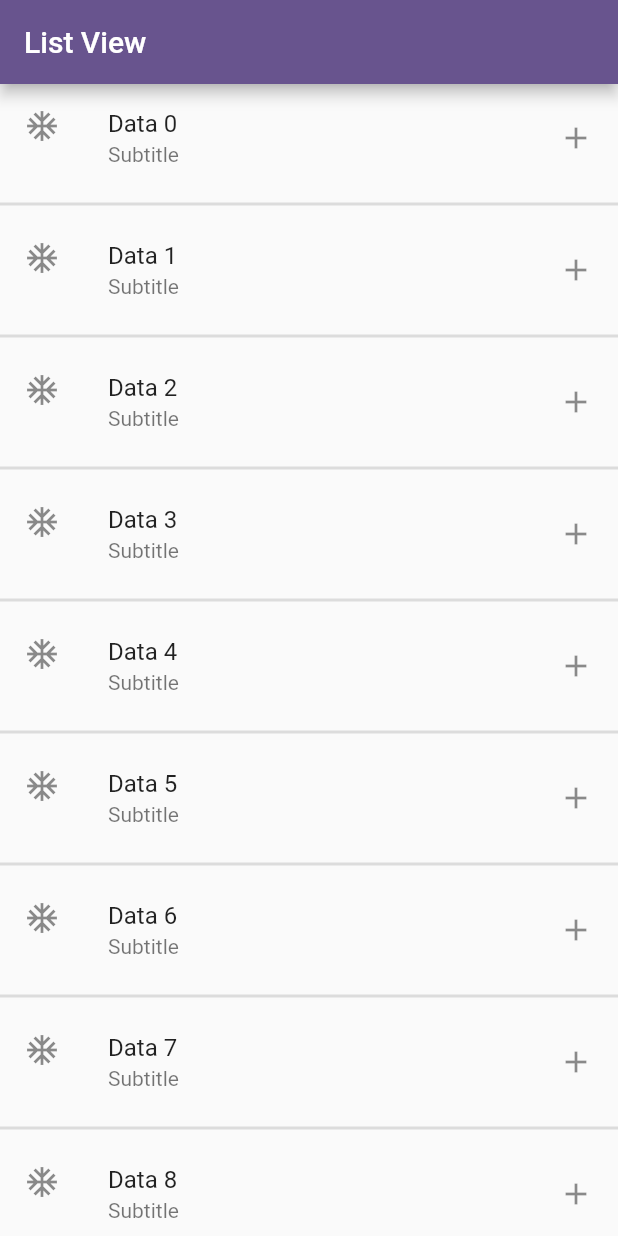
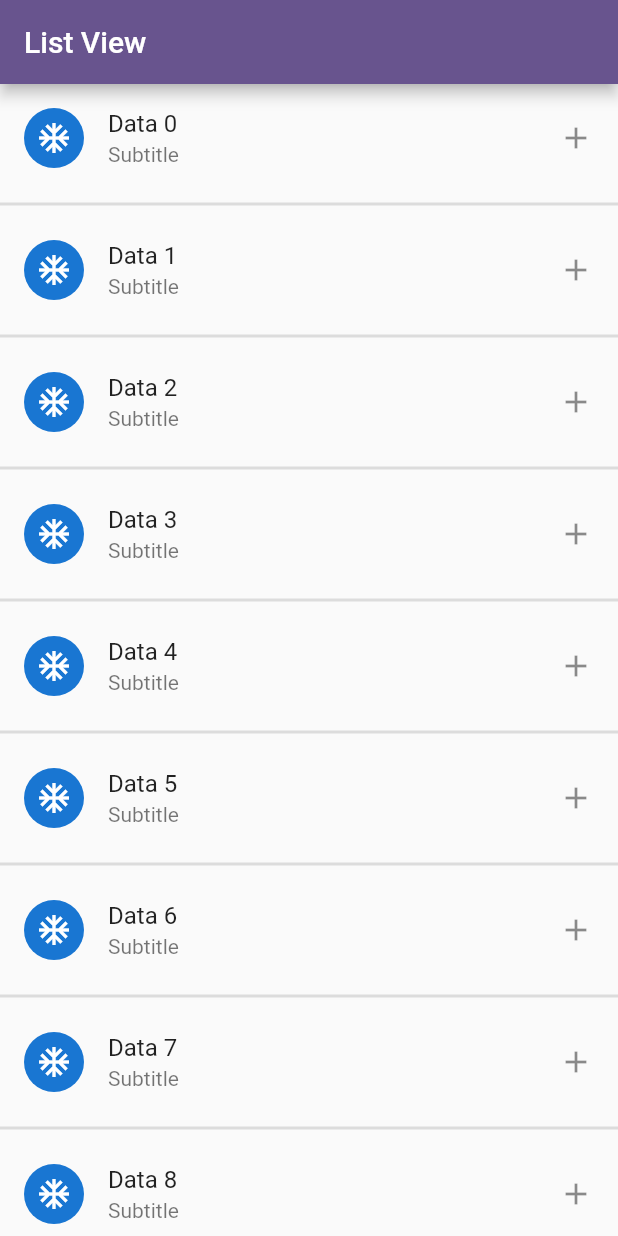
Before and after one commit to shamsshykh/learnflutter, a Flutter app: the screen it shows after launch, on a phone screen of 412 x 824 dp. Run offline on Flutter 3.47's test engine with Material 3 defaults, Android fonts, the phone set to English and light mode, and no system bars; our stand-ins replace fluttertoast, permission_handler.

```diff
--- a/lib/screen/ListViewWidget.dart
+++ b/lib/screen/ListViewWidget.dart
@@ -93,7 +93,9 @@ class ListItemWithListTile extends StatelessWidget {
   @override
   Widget build(BuildContext context) {
     return ListTile(
-      leading: Icon(Icons.ac_unit),
+      leading: CircleAvatar(
+        child: Icon(Icons.ac_unit),
+      ),
       title: Text("Data $index"),
       subtitle: Text("Subtitle"),
       trailing: Icon(Icons.add),
```
